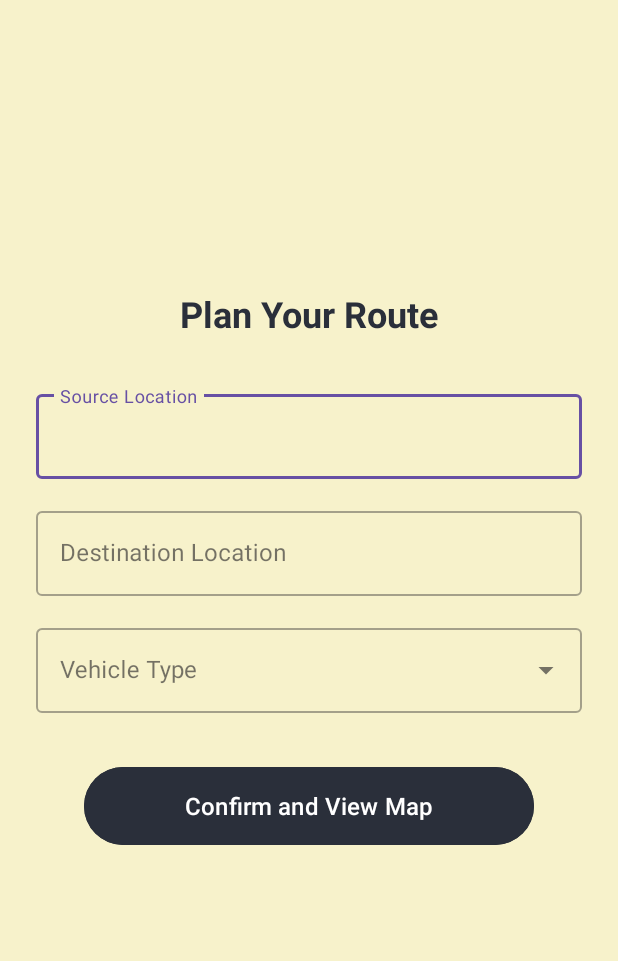
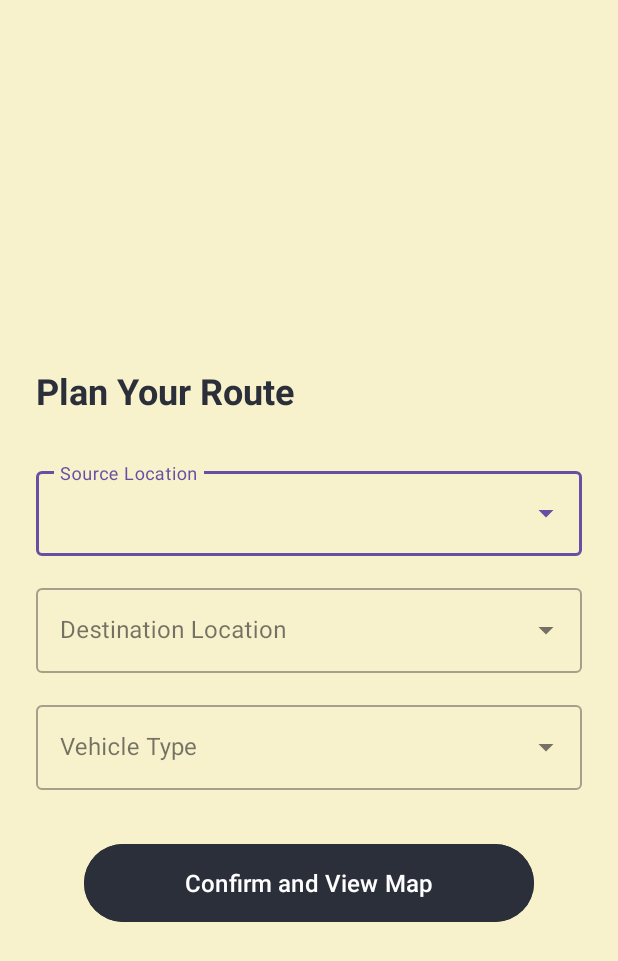
Before and after one commit to stuti027/Navai, an Android app: the screen it shows after launch (MainActivity), on a phone screen of 412 x 824 dp. Shown: the top 961 px of the screen. Run offline under Robolectric (Android 15) with nearby library versions, the phone set to English and light mode, and no system bars.

Commit message:
app nav part 1

```diff
--- /dev/null
+++ b/APP/Navai/app/src/main/java/com/example/navai/GeoJsonParserUtility.java
@@ -0,0 +1,104 @@
+// GeoJsonParserUtility.java (Updated with sample names)
+package com.example.navai;
+
+import android.content.Context;
+import android.util.Log;
+import org.json.JSONArray;
+import org.json.JSONObject;
+import java.io.IOException;
+import java.io.InputStream;
+import java.util.HashMap;
+import java.util.Scanner;
+
+public class GeoJsonParserUtility {
+
+    private static final String TAG = "GeoJsonParserUtility";
+    // Stores: Human-Readable Name (String) -> {Latitude (double), Longitude (double)}
+    private static HashMap<String, double[]> locationCoordinatesCache = new HashMap<>();
+    private static boolean isDataLoaded = false;
+
+    // *** CRITICAL: YOU MUST EXPAND THIS TABLE WITH YOUR 4133 LOCATIONS ***
+    // This maps the segment_id (number) to a human-readable name.
+    private static final HashMap<String, String> MANUAL_NAME_LOOKUP = new HashMap<String, String>() {{
+        // Segment IDs found in the GeoJSON snippet:
+        put("23029701", "MG Road - Trinity Circle");
+        put("135997372", "Residential Lane near MG Road");
+        put("1422250267", "Kasturba Road Vicinity");
+        put("328753690", "Service Road off MG Road");
+        put("36883291", "Residential Lane North");
+        put("1125877410", "Small Service Lane");
+
+        // Add the remaining ~4127 segment IDs here:
+        // put("123456789", "Commercial Street Entrance");
+        // put("987654321", "Vidhana Soudha");
+    }};
+
+    public static HashMap<String, double[]> loadLocationCoordinates(Context context) {
+        if (isDataLoaded) {
+            return locationCoordinatesCache;
+        }
+
+        String jsonString = loadJsonFromAsset(context, "segments_features.geojson");
+        locationCoordinatesCache.clear();
+
+        if (jsonString != null) {
+            try {
+                JSONObject root = new JSONObject(jsonString);
+                JSONArray features = root.getJSONArray("features");
+
+                for (int i = 0; i < features.length(); i++) {
+                    JSONObject feature = features.getJSONObject(i);
+
+                    JSONObject properties = feature.getJSONObject("properties");
+                    String segmentId = properties.getString("segment_id");
+                    String roadType = properties.getString("road_type");
+
+                    // 1. Look up the human-readable name
+                    String finalLocationName = MANUAL_NAME_LOOKUP.get(segmentId);
+
+                    if (finalLocationName == null) {
+                        // 2. FALLBACK: Use a descriptive technical name if no manual name is found
+                        finalLocationName = roadType.substring(0, 1).toUpperCase() + roadType.substring(1) + " Segment: " + segmentId;
+                    }
+
+                    JSONObject geometry = feature.getJSONObject("geometry");
+                    if (geometry.getString("type").equals("LineString")) {
+                        JSONArray coordinates = geometry.getJSONArray("coordinates");
+                        if (coordinates.length() > 0) {
+                            // GeoJSON uses [Longitude, Latitude] order
+                            JSONArray firstCoord = coordinates.getJSONArray(0);
+                            double longitude = firstCoord.getDouble(0);
+                            double latitude = firstCoord.getDouble(1);
+
+                            // Store Human-Readable Name -> {Lat, Lon}
+                            locationCoordinatesCache.put(finalLocationName, new double[]{latitude, longitude});
+                        }
+                    }
+                }
+                isDataLoaded = true;
+                Log.d(TAG, "Successfully loaded " + locationCoordinatesCache.size() + " locations from GeoJSON.");
+            } catch (Exception e) {
+                Log.e(TAG, "Error parsing GeoJSON data.", e);
+                isDataLoaded = false;
+            }
+        } else {
+            Log.e(TAG, "Failed to load segments_features.geojson from assets.");
+            isDataLoaded = false;
+        }
+
+        return locationCoordinatesCache;
+    }
+
+    private static String loadJsonFromAsset(Context context, String filename) {
+        String json = null;
+        try {
+            InputStream is = context.getAssets().open(filename);
+            Scanner scanner = new Scanner(is).useDelimiter("\\A");
+            json = scanner.hasNext() ? scanner.next() : null;
+            is.close();
+        } catch (IOException ex) {
+            Log.e(TAG, "Error loading asset file: " + filename, ex);
+        }
+        return json;
+    }
+}
--- a/APP/Navai/app/src/main/java/com/example/navai/MainActivity.java
+++ b/APP/Navai/app/src/main/java/com/example/navai/MainActivity.java
@@ -1,3 +1,4 @@
+// MainActivity.java (MODIFIED)
 package com.example.navai;
 
 import android.content.Intent;
@@ -10,12 +11,13 @@ import android.widget.Toast;
 
 import androidx.appcompat.app.AppCompatActivity;
 
-import com.google.android.material.textfield.TextInputEditText;
+import java.util.ArrayList;
+import java.util.List;
 
 public class MainActivity extends AppCompatActivity {
 
-    private TextInputEditText sourceEditText;
-    private TextInputEditText destinationEditText;
+    private AutoCompleteTextView sourceAutoComplete;
+    private AutoCompleteTextView destinationAutoComplete;
     private AutoCompleteTextView vehicleTypeAutoComplete;
 
     @Override
@@ -23,37 +25,59 @@ public class MainActivity extends AppCompatActivity {
         super.onCreate(savedInstanceState);
         setContentView(R.layout.activity_main);
 
-        sourceEditText = findViewById(R.id.sourceEditText);
-        destinationEditText = findViewById(R.id.destinationEditText);
+        // Assuming your activity_main.xml uses these IDs/Widgets now
+        sourceAutoComplete = findViewById(R.id.sourceAutoComplete);
+        destinationAutoComplete = findViewById(R.id.destinationAutoComplete);
         vehicleTypeAutoComplete = findViewById(R.id.vehicleTypeAutoComplete);
         Button confirmButton = findViewById(R.id.confirmButton);
 
+        // --- 1. Vehicle Type Adapter (Original) ---
         String[] vehicleTypes = new String[]{"Sedan", "SUV", "Truck", "Bike"};
-        ArrayAdapter<String> adapter = new ArrayAdapter<>(
+        ArrayAdapter<String> vehicleAdapter = new ArrayAdapter<>(
                 this,
                 android.R.layout.simple_dropdown_item_1line,
                 vehicleTypes
         );
-        vehicleTypeAutoComplete.setAdapter(adapter);
+        vehicleTypeAutoComplete.setAdapter(vehicleAdapter);
+
+
+        // --- 2. Location Suggestions Adapter (From GeoJSON Utility) ---
+        // Load the human-readable location names (Keys from the utility map)
+        List<String> locationNames = new ArrayList<>(
+                GeoJsonParserUtility.loadLocationCoordinates(this).keySet()
+        );
+
+        ArrayAdapter<String> locationAdapter = new ArrayAdapter<>(
+                this,
+                android.R.layout.simple_dropdown_item_1line,
+                locationNames
+        );
+
+        // Apply Location Adapter to Source and Destination
+        sourceAutoComplete.setAdapter(locationAdapter);
+        destinationAutoComplete.setAdapter(locationAdapter);
+        sourceAutoComplete.setThreshold(1); // Start suggesting after 1 character
+        destinationAutoComplete.setThreshold(1);
+
 
         confirmButton.setOnClickListener(new View.OnClickListener() {
             @Override
             public void onClick(View v) {
-                String source = sourceEditText.getText().toString().trim();
-                String destination = destinationEditText.getText().toString().trim();
+                String source = sourceAutoComplete.getText().toString().trim();
+                String destination = destinationAutoComplete.getText().toString().trim();
                 String vehicleType = vehicleTypeAutoComplete.getText().toString().trim();
 
                 if (source.isEmpty() || destination.isEmpty() || vehicleType.isEmpty()) {
                     Toast.makeText(MainActivity.this, "Please fill all fields", Toast.LENGTH_SHORT).show();
                     return;
                 }
-                    Intent intent = new Intent(MainActivity.this, MapViewActivity.class);
+                Intent intent = new Intent(MainActivity.this, MapViewActivity.class);
 
-                    intent.putExtra("SOURCE_KEY", source);
-                    intent.putExtra("DESTINATION_KEY", destination);
-                    intent.putExtra("VEHICLE_TYPE_KEY", vehicleType);
+                intent.putExtra("SOURCE_KEY", source);
+                intent.putExtra("DESTINATION_KEY", destination);
+                intent.putExtra("VEHICLE_TYPE_KEY", vehicleType);
 
-                    startActivity(intent);
+                startActivity(intent);
             }
         });
     }
--- a/APP/Navai/app/src/main/res/layout/activity_main.xml
+++ b/APP/Navai/app/src/main/res/layout/activity_main.xml
@@ -30,13 +30,12 @@
         android:textSize="24sp"
         android:textStyle="bold"
         android:textColor="@color/dark_greyblue"
-        app:layout_constraintBottom_toTopOf="@id/sourceLayout"
-        app:layout_constraintEnd_toEndOf="@id/guideline_end"
+        app:layout_constraintBottom_toTopOf="@+id/sourceLayout"
         app:layout_constraintStart_toStartOf="@id/guideline_start" />
 
     <com.google.android.material.textfield.TextInputLayout
         android:id="@+id/sourceLayout"
-        style="@style/Widget.MaterialComponents.TextInputLayout.OutlinedBox"
+        style="@style/Widget.MaterialComponents.TextInputLayout.OutlinedBox.ExposedDropdownMenu"
         android:layout_width="0dp"
         android:layout_height="wrap_content"
         android:hint="@string/source_location"
@@ -44,19 +43,20 @@
         app:layout_constraintEnd_toEndOf="@id/guideline_end"
         app:layout_constraintStart_toStartOf="@id/guideline_start"
         app:layout_constraintTop_toTopOf="parent"
+        app:layout_constraintVertical_bias="0.6"
         app:layout_constraintVertical_chainStyle="packed">
 
-        <com.google.android.material.textfield.TextInputEditText
-            android:id="@+id/sourceEditText"
+        <AutoCompleteTextView
+            android:id="@+id/sourceAutoComplete"
             android:layout_width="match_parent"
             android:layout_height="wrap_content"
             android:inputType="text"
-            android:textColorHint="#616161" />
+            tools:ignore="LabelFor" />
     </com.google.android.material.textfield.TextInputLayout>
 
     <com.google.android.material.textfield.TextInputLayout
         android:id="@+id/destinationLayout"
-        style="@style/Widget.MaterialComponents.TextInputLayout.OutlinedBox"
+        style="@style/Widget.MaterialComponents.TextInputLayout.OutlinedBox.ExposedDropdownMenu"
         android:layout_width="0dp"
         android:layout_height="wrap_content"
         android:layout_marginTop="16dp"
@@ -66,12 +66,12 @@
         app:layout_constraintStart_toStartOf="@id/guideline_start"
         app:layout_constraintTop_toBottomOf="@id/sourceLayout">
 
-        <com.google.android.material.textfield.TextInputEditText
-            android:id="@+id/destinationEditText"
+        <AutoCompleteTextView
+            android:id="@+id/destinationAutoComplete"
             android:layout_width="match_parent"
             android:layout_height="wrap_content"
             android:inputType="text"
-            android:textColorHint="#616161"/>
+            tools:ignore="LabelFor"/>
     </com.google.android.material.textfield.TextInputLayout>
 
     <com.google.android.material.textfield.TextInputLayout
--- a/APP/Navai/app/src/main/res/values/strings.xml
+++ b/APP/Navai/app/src/main/res/values/strings.xml
@@ -7,4 +7,9 @@
     <string name="vehicle_type">Vehicle Type</string>
     <string name="confirm_and_view_map">Confirm and View Map</string>
     <string name="title_activity_maps">MapsActivity</string>
+    <string name="search_for_best_route">Search for Best Route</string>
+    <string name="ready_after_route">Your route has been confirmed on the map. Ready to search for the best path?</string>
+    <string name="route_confirmation">Route Confirmation</string>
+    <string name="confirm_locations">Confirm Locations</string>
+    <string name="change_locations">Change Locations</string>
 </resources>
```
Also changed, not shown: APP/Navai/app/src/main/java/com/example/navai/ConfirmMapActivity.java (added, +42 -0 lines), APP/Navai/app/src/main/java/com/example/navai/MapViewActivity.java (+79 -26 lines), APP/Navai/app/src/main/res/layout/activity_confirm_map.xml (added, +47 -0 lines), APP/Navai/app/src/main/res/layout/activity_map_view.xml (+37 -1 lines), 1 other file.
